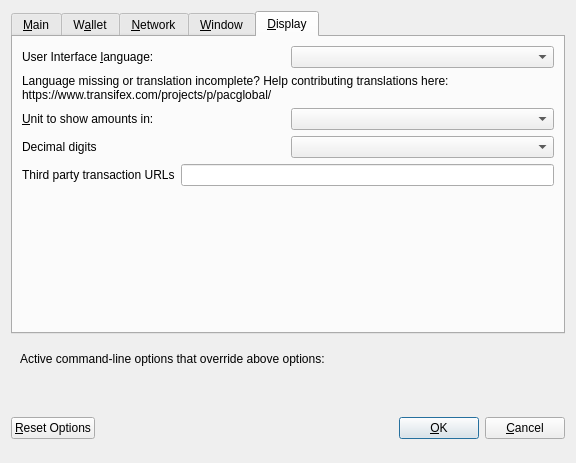
Above: src/qt/forms/optionsdialog.ui from robcrypto2/PACGlobalCopy2 before the change. Below: the same form after it.
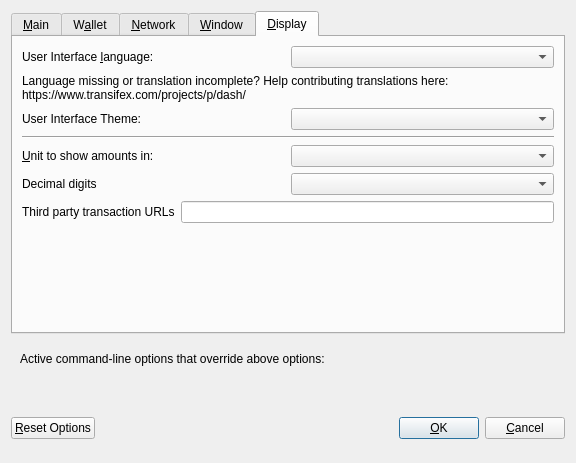
That is the form after the change. The open tabs and pages were chosen to show the change. Custom widgets are drawn as their Qt base class.

```diff
--- a/src/qt/forms/optionsdialog.ui
+++ b/src/qt/forms/optionsdialog.ui
@@ -713,7 +713,7 @@
          </property>
          <property name="text">
           <string>Language missing or translation incomplete? Help contributing translations here:
-https://www.transifex.com/projects/p/pacglobal/</string>
+https://www.transifex.com/projects/p/dash/</string>
          </property>
          <property name="wordWrap">
           <bool>true</bool>
@@ -726,6 +726,27 @@
          </property>
         </widget>
        </item>
+       <item>
+        <layout class="QHBoxLayout" name="horizontalLayout_4_Display" stretch="0,0">
+         <item>
+          <widget class="QLabel" name="themeLabel">
+           <property name="text">
+            <string>User Interface Theme:</string>
+           </property>
+          </widget>
+         </item>
+         <item>
+          <widget class="QValueComboBox" name="theme"/>
+         </item>
+        </layout>
+       </item>
+       <item>
+        <widget class="Line" name="line">
+         <property name="orientation">
+          <enum>Qt::Horizontal</enum>
+         </property>
+        </widget>
+       </item>
        <item>
         <layout class="QHBoxLayout" name="horizontalLayout_2_Display">
          <item>
```
Left out of the diff: 2 changed lines with no effect on the pictures.
